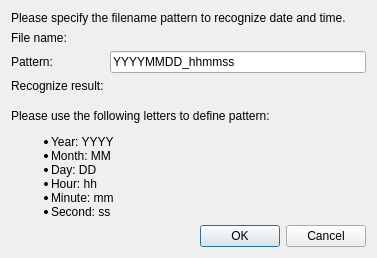
Above: libs/geodata/netcdf/geodatanetcdffilenamepatterndialog.ui from i-RIC/prepost-gui before the change. Below: the same form after it.
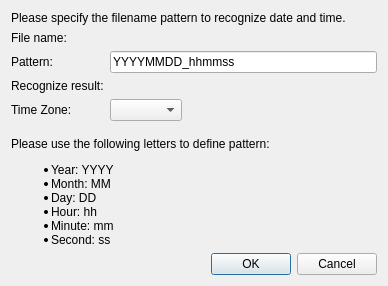
That is the form after the change. Custom widgets are drawn as their Qt base class.

What changed in the file:
```diff
--- a/libs/geodata/netcdf/geodatanetcdffilenamepatterndialog.ui
+++ b/libs/geodata/netcdf/geodatanetcdffilenamepatterndialog.ui
@@ -6,8 +6,8 @@
    <rect>
     <x>0</x>
     <y>0</y>
-    <width>377</width>
-    <height>255</height>
+    <width>388</width>
+    <height>283</height>
    </rect>
   </property>
   <property name="windowTitle">
@@ -65,6 +65,33 @@
        </property>
       </widget>
      </item>
+     <item row="3" column="0">
+      <widget class="QLabel" name="timeZoneLabel">
+       <property name="text">
+        <string>Time Zone:</string>
+       </property>
+      </widget>
+     </item>
+     <item row="3" column="1">
+      <layout class="QHBoxLayout" name="horizontalLayout">
+       <item>
+        <widget class="QTimeZoneSelectComboBox" name="timeZoneComboBox"/>
+       </item>
+       <item>
+        <spacer name="horizontalSpacer">
+         <property name="orientation">
+          <enum>Qt::Horizontal</enum>
+         </property>
+         <property name="sizeHint" stdset="0">
+          <size>
+           <width>40</width>
+           <height>20</height>
+          </size>
+         </property>
+        </spacer>
+       </item>
+      </layout>
+     </item>
     </layout>
    </item>
    <item>
@@ -115,6 +142,13 @@
    </item>
   </layout>
  </widget>
+ <customwidgets>
+  <customwidget>
+   <class>QTimeZoneSelectComboBox</class>
+   <extends>QComboBox</extends>
+   <header>misc/qtimezoneselectcombobox.h</header>
+  </customwidget>
+ </customwidgets>
  <resources/>
  <connections>
   <connection>
```
